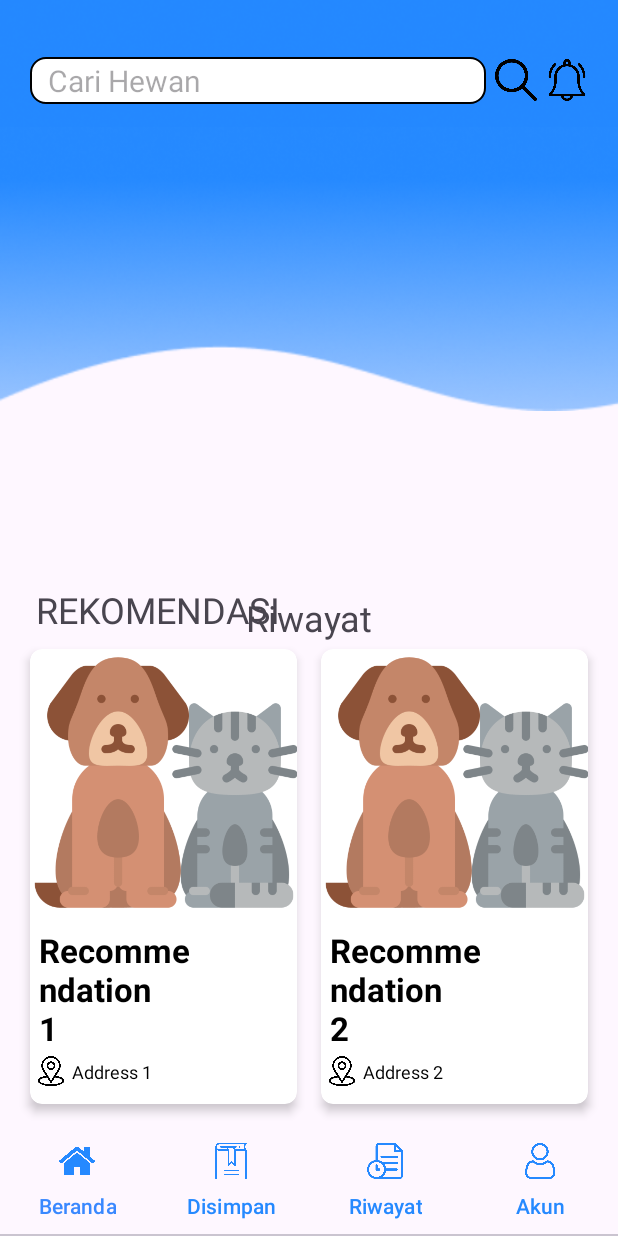
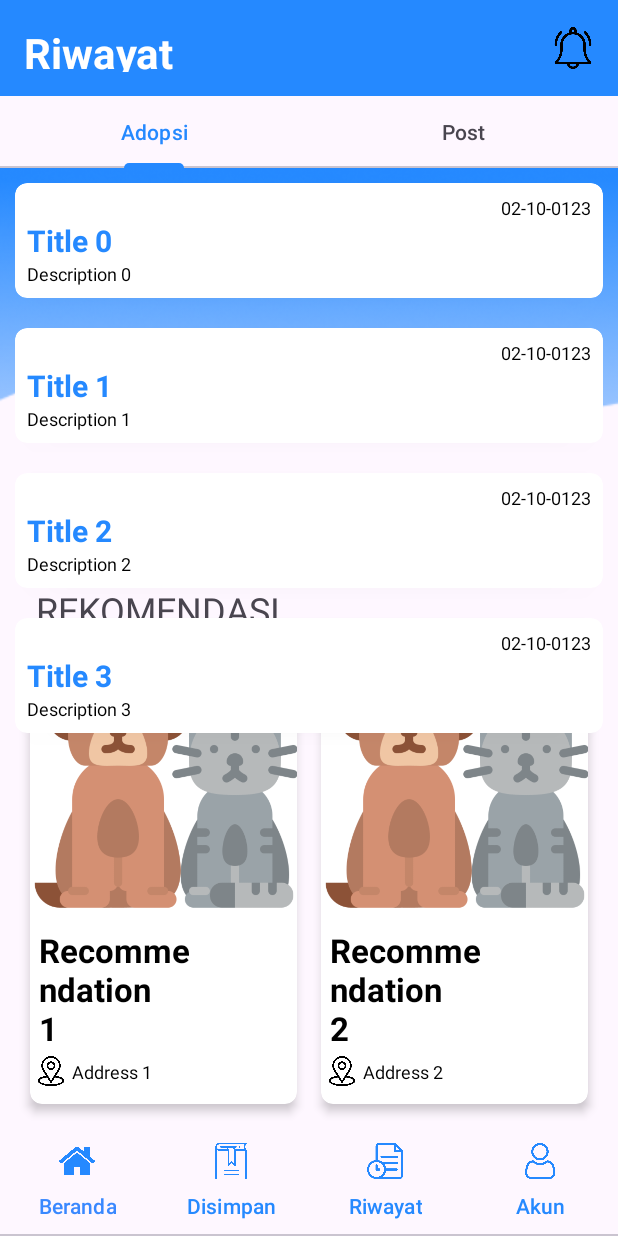
Before and after one commit to rico-r/AdoptMeNow, an Android app: the fragment HistoryFragment placed in its activity, on a phone screen of 412 x 824 dp. Run offline under Robolectric (Android 15) with nearby library versions, the phone set to English and light mode, and no system bars; our stand-ins replace Firebase (no records; nobody signed in at launch, a user with empty details on screens opened directly), data binding, navigation-ui; 1 statement that could not run was skipped.

Commit message:
Make adoption history screen

```diff
--- /dev/null
+++ b/app/src/main/java/com/kelompok5/adoptmenow/history/AdoptHistoryAdapter.kt
@@ -0,0 +1,73 @@
+package com.kelompok5.adoptmenow.history
+
+import android.view.LayoutInflater
+import android.view.ViewGroup
+import androidx.recyclerview.widget.DiffUtil
+import androidx.recyclerview.widget.ListAdapter
+import androidx.recyclerview.widget.RecyclerView
+import com.kelompok5.adoptmenow.databinding.ListItemAdoptHistoryBinding
+import java.util.Date
+
+class AdoptHistoryAdapter(
+    val clickListener: (item: DataItem) -> Unit
+) : ListAdapter<AdoptHistoryAdapter.DataItem, RecyclerView.ViewHolder>(DataItemDiffCallback()) {
+
+    init {
+        val items = List(4) {position ->
+            DataItem(
+                "Title $position",
+                "Description $position",
+                Date()
+            )
+        }
+        submitList(items)
+    }
+
+    override fun onCreateViewHolder(parent: ViewGroup, viewType: Int): RecyclerView.ViewHolder {
+        return ViewHolder.from(parent)
+    }
+
+    override fun onBindViewHolder(holder: RecyclerView.ViewHolder, position: Int) {
+        (holder as ViewHolder).bind(getItem(position), clickListener, position)
+    }
+
+    class ViewHolder(val binding: ListItemAdoptHistoryBinding) :  RecyclerView.ViewHolder(binding.root) {
+        fun bind(item: DataItem, clickListener: (item: DataItem) -> Unit, position: Int) {
+            binding.title.text = item.title
+            binding.description.text = item.description
+            binding.date.text = String.format("%02d-%02d-%04d",
+                item.date.day,
+                item.date.month,
+                item.date.year)
+            binding.root.setOnClickListener {
+                clickListener(item)
+            }
+            binding.executePendingBindings()
+        }
+
+        companion object {
+            fun from(parent: ViewGroup): ViewHolder {
+                val layoutInflater = LayoutInflater.from(parent.context)
+                val binding = ListItemAdoptHistoryBinding.inflate(layoutInflater, parent, false)
+                return ViewHolder(binding)
+            }
+        }
+    }
+
+    class DataItemDiffCallback : DiffUtil.ItemCallback<DataItem>() {
+        override fun areItemsTheSame(oldItem: DataItem, newItem: DataItem): Boolean {
+            return oldItem == newItem
+        }
+
+        override fun areContentsTheSame(oldItem: DataItem, newItem: DataItem): Boolean {
+            return oldItem == newItem
+        }
+    }
+
+    data class DataItem(
+        var title: String,
+        var description: String,
+        var date: Date
+    )
+
+}
--- /dev/null
+++ b/app/src/main/java/com/kelompok5/adoptmenow/history/AdoptHistoryFragment.kt
@@ -0,0 +1,26 @@
+package com.kelompok5.adoptmenow.history
+
+import android.os.Bundle
+import android.view.LayoutInflater
+import android.view.View
+import android.view.ViewGroup
+import androidx.databinding.DataBindingUtil
+import androidx.fragment.app.Fragment
+import androidx.recyclerview.widget.LinearLayoutManager
+import com.kelompok5.adoptmenow.R
+import com.kelompok5.adoptmenow.databinding.FragmentRecyclerviewBinding
+
+class AdoptHistoryFragment : Fragment() {
+    override fun onCreateView(
+        inflater: LayoutInflater,
+        container: ViewGroup?,
+        savedInstanceState: Bundle?
+    ): View {
+        val binding: FragmentRecyclerviewBinding = DataBindingUtil.inflate(
+            inflater, R.layout.fragment_recyclerview, container, false)
+        binding.recyclerview.adapter = AdoptHistoryAdapter {
+        }
+        binding.recyclerview.layoutManager = LinearLayoutManager(activity)
+        return binding.root
+    }
+}
--- a/app/src/main/java/com/kelompok5/adoptmenow/history/HistoryFragment.kt
+++ b/app/src/main/java/com/kelompok5/adoptmenow/history/HistoryFragment.kt
@@ -6,6 +6,8 @@ import android.view.View
 import android.view.ViewGroup
 import androidx.databinding.DataBindingUtil
 import androidx.fragment.app.Fragment
+import androidx.viewpager2.adapter.FragmentStateAdapter
+import com.google.android.material.tabs.TabLayoutMediator
 import com.kelompok5.adoptmenow.R
 import com.kelompok5.adoptmenow.databinding.TabContentHistoryBinding
 
@@ -18,6 +20,31 @@ class HistoryFragment() : Fragment() {
         // Inflate the layout for this fragment
         val binding: TabContentHistoryBinding = DataBindingUtil.inflate(
             inflater, R.layout.tab_content_history, container, false)
+
+        binding.viewPager.adapter = object: FragmentStateAdapter(this) {
+            val adoptHistory = AdoptHistoryFragment()
+            val postHistory = PostHistoryFragment()
+
+            override fun getItemCount(): Int {
+                return 2
+            }
+
+            override fun createFragment(position: Int): Fragment {
+                return when(position) {
+                    0 -> adoptHistory
+                    else -> postHistory
+                }
+            }
+
+        }
+
+        TabLayoutMediator(binding.tabs, binding.viewPager) {tabs, position ->
+            tabs.text = when(position) {
+                0 -> resources.getString(R.string.adopt)
+                else -> resources.getString(R.string.post)
+            }
+        }.attach()
+
         return binding.root
     }
 
--- /dev/null
+++ b/app/src/main/java/com/kelompok5/adoptmenow/history/PostHistoryFragment.kt
@@ -0,0 +1,26 @@
+package com.kelompok5.adoptmenow.history
+
+import android.os.Bundle
+import android.view.LayoutInflater
+import android.view.View
+import android.view.ViewGroup
+import androidx.databinding.DataBindingUtil
+import androidx.fragment.app.Fragment
+import androidx.recyclerview.widget.LinearLayoutManager
+import com.kelompok5.adoptmenow.R
+import com.kelompok5.adoptmenow.databinding.FragmentRecyclerviewBinding
+
+class PostHistoryFragment : Fragment() {
+    override fun onCreateView(
+        inflater: LayoutInflater,
+        container: ViewGroup?,
+        savedInstanceState: Bundle?
+    ): View {
+        val binding: FragmentRecyclerviewBinding = DataBindingUtil.inflate(
+            inflater, R.layout.fragment_recyclerview, container, false)
+        binding.recyclerview.adapter = PostHistoryAdapter {
+        }
+        binding.recyclerview.layoutManager = LinearLayoutManager(activity)
+        return binding.root
+    }
+}
--- a/app/src/main/res/drawable/simple_image_button.xml
+++ b/app/src/main/res/drawable/simple_image_button.xml
@@ -1,6 +1,6 @@
 <?xml version="1.0" encoding="utf-8"?>
 <selector xmlns:android="http://schemas.android.com/apk/res/android">
-    <item android:state_enabled="true">
+    <item android:state_pressed="true">
         <shape android:shape="oval">
             <solid android:color="#806AA3E6" />
         </shape>
--- a/app/src/main/res/layout/fragment_main.xml
+++ b/app/src/main/res/layout/fragment_main.xml
@@ -19,6 +19,7 @@
 
         <com.google.android.material.tabs.TabLayout
             android:id="@+id/main_tabs"
+            style="@style/Widget.App.MainTabLayout"
             android:layout_width="match_parent"
             android:layout_height="wrap_content"
             app:layout_constraintBottom_toBottomOf="parent"
--- /dev/null
+++ b/app/src/main/res/layout/fragment_recyclerview.xml
@@ -0,0 +1,12 @@
+<?xml version="1.0" encoding="utf-8"?>
+<layout xmlns:android="http://schemas.android.com/apk/res/android">
+
+    <data></data>
+
+    <androidx.recyclerview.widget.RecyclerView
+        android:id="@+id/recyclerview"
+        android:layout_width="match_parent"
+        android:layout_height="match_parent">
+
+    </androidx.recyclerview.widget.RecyclerView>
+</layout>
--- /dev/null
+++ b/app/src/main/res/layout/list_item_adopt_history.xml
@@ -0,0 +1,64 @@
+<?xml version="1.0" encoding="utf-8"?>
+<layout xmlns:android="http://schemas.android.com/apk/res/android"
+    xmlns:app="http://schemas.android.com/apk/res-auto"
+    xmlns:tools="http://schemas.android.com/tools">
+
+    <data></data>
+
+    <com.google.android.material.card.MaterialCardView
+        android:layout_width="match_parent"
+        android:layout_height="wrap_content"
+        android:layout_margin="10dp"
+        app:strokeWidth="0dp"
+        app:cardElevation="4dp"
+        app:cardBackgroundColor="@color/white"
+        app:cardCornerRadius="8dp" >
+
+        <androidx.constraintlayout.widget.ConstraintLayout
+            android:layout_width="match_parent"
+            android:layout_height="wrap_content"
+            android:paddingBottom="8dp">
+
+            <TextView
+                android:id="@+id/date"
+                android:layout_width="wrap_content"
+                android:layout_height="wrap_content"
+                android:layout_margin="8dp"
+                android:textSize="12sp"
+                android:textColor="@color/black"
+                app:layout_constraintTop_toTopOf="parent"
+                app:layout_constraintEnd_toEndOf="parent"
+                tools:text="13-11-2023" />
+
+            <TextView
+                android:id="@+id/title"
+                android:layout_width="0dp"
+                android:layout_height="wrap_content"
+                android:layout_marginHorizontal="8dp"
+                android:textColor="?colorPrimary"
+                android:textSize="20sp"
+                android:textStyle="bold"
+                app:layout_constraintTop_toBottomOf="@id/date"
+                app:layout_constraintStart_toStartOf="parent"
+                app:layout_constraintEnd_toEndOf="parent"
+                tools:text="Kucing Gadungan"/>
+
+            <TextView
+                android:id="@+id/description"
+                android:layout_width="0dp"
+                android:layout_height="wrap_content"
+                android:layout_marginHorizontal="8dp"
+                android:textSize="12sp"
+                android:textColor="@color/black"
+                android:ellipsize="end"
+                android:maxLines="1"
+                app:layout_constraintTop_toBottomOf="@id/title"
+                app:layout_constraintStart_toStartOf="parent"
+                app:layout_constraintEnd_toEndOf="parent"
+                tools:text="@tools:sample/lorem/random" />
+
+        </androidx.constraintlayout.widget.ConstraintLayout>
+
+    </com.google.android.material.card.MaterialCardView>
+
+</layout>
--- a/app/src/main/res/layout/tab_content_history.xml
+++ b/app/src/main/res/layout/tab_content_history.xml
@@ -1,18 +1,67 @@
 <?xml version="1.0" encoding="utf-8"?>
-<layout xmlns:android="http://schemas.android.com/apk/res/android">
+<layout xmlns:android="http://schemas.android.com/apk/res/android"
+    xmlns:app="http://schemas.android.com/apk/res-auto">
 
-    <data>
-    </data>
+    <data></data>
 
     <androidx.constraintlayout.widget.ConstraintLayout
         android:layout_width="match_parent"
         android:layout_height="match_parent">
 
-        <TextView
+        <LinearLayout
+            android:id="@+id/header"
             android:layout_width="match_parent"
-            android:layout_height="match_parent"
-            android:gravity="center"
-            android:textSize="24sp"
-            android:text="@string/history" />
+            android:layout_height="?actionBarSize"
+            android:background="?colorPrimary"
+            android:padding="16dp"
+            app:layout_constraintTop_toTopOf="parent"
+            android:gravity="center">
+
+            <TextView
+                android:layout_width="0dp"
+                android:layout_height="wrap_content"
+                android:layout_weight="1.0"
+                android:text="@string/history"
+                android:textColor="@color/white"
+                android:textStyle="bold"
+                android:textSize="28sp" />
+
+            <ImageView
+                android:id="@+id/notification_button"
+                android:layout_width="28dp"
+                android:layout_height="28dp"
+                android:clickable="true"
+                android:focusable="true"
+                android:background="@drawable/simple_image_button"
+                android:src="@drawable/notification" />
+
+        </LinearLayout>
+
+        <com.google.android.material.tabs.TabLayout
+            android:id="@+id/tabs"
+            android:layout_width="match_parent"
+            android:layout_height="wrap_content"
+            app:layout_constraintTop_toBottomOf="@id/header">
+
+            <com.google.android.material.tabs.TabItem
+                android:layout_width="wrap_content"
+                android:layout_height="wrap_content"
+                android:text="@string/adopt" />
+
+            <com.google.android.material.tabs.TabItem
+                android:layout_width="wrap_content"
+                android:layout_height="wrap_content"
+                android:text="@string/post" />
+
+        </com.google.android.material.tabs.TabLayout>
+
+        <androidx.viewpager2.widget.ViewPager2
+            android:id="@+id/view_pager"
+            android:layout_width="match_parent"
+            android:layout_height="0dp"
+            app:layout_constraintTop_toBottomOf="@id/tabs"
+            app:layout_constraintBottom_toBottomOf="parent"/>
+
     </androidx.constraintlayout.widget.ConstraintLayout>
+
 </layout>
--- a/app/src/main/res/values/strings.xml
+++ b/app/src/main/res/values/strings.xml
@@ -29,4 +29,6 @@
     <string name="pet_info">Informasi Hewan</string>
     <string name="adoption_form">Formulir Adopsi</string>
     <string name="view_detail">Lihat Detail</string>
+    <string name="post">Post</string>
+    <string name="form">form</string>
 </resources>
--- a/app/src/main/res/values/themes.xml
+++ b/app/src/main/res/values/themes.xml
@@ -18,7 +18,6 @@
     </style>
 
     <style name="Theme.AdoptMeNow" parent="Base.Theme.AdoptMeNow">
-        <item name="tabStyle">@style/Widget.App.MainTabLayout</item>
         <item name="textFillColor">@color/black</item>
         <item name="colorOnSurface">#FFF</item>
 
```
Also changed, not shown: app/src/main/java/com/kelompok5/adoptmenow/history/PostHistoryAdapter.kt (added, +73 -0 lines), app/src/main/res/layout/list_item_post_history.xml (added, +76 -0 lines).
